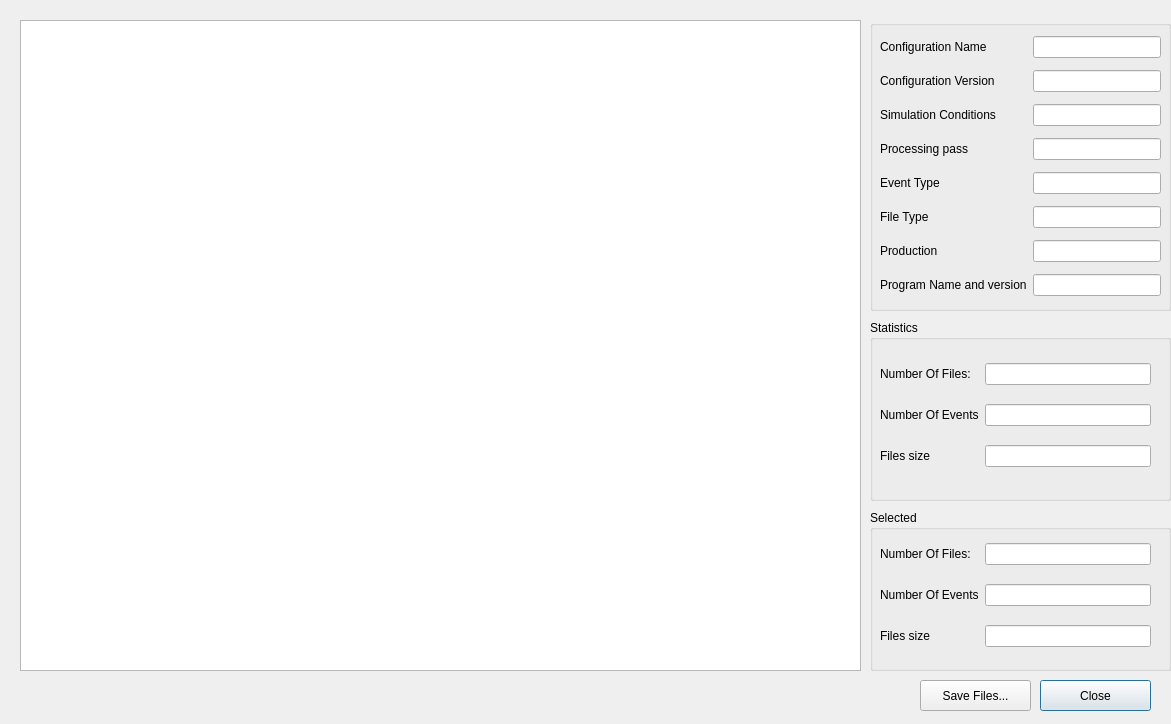
The window that LHCbDIRAC/BookkeepingSystem/Gui/Widget/FileDialog.ui (antolu/LHCbDIRAC) describes before a commit, drawn with Qt 5.
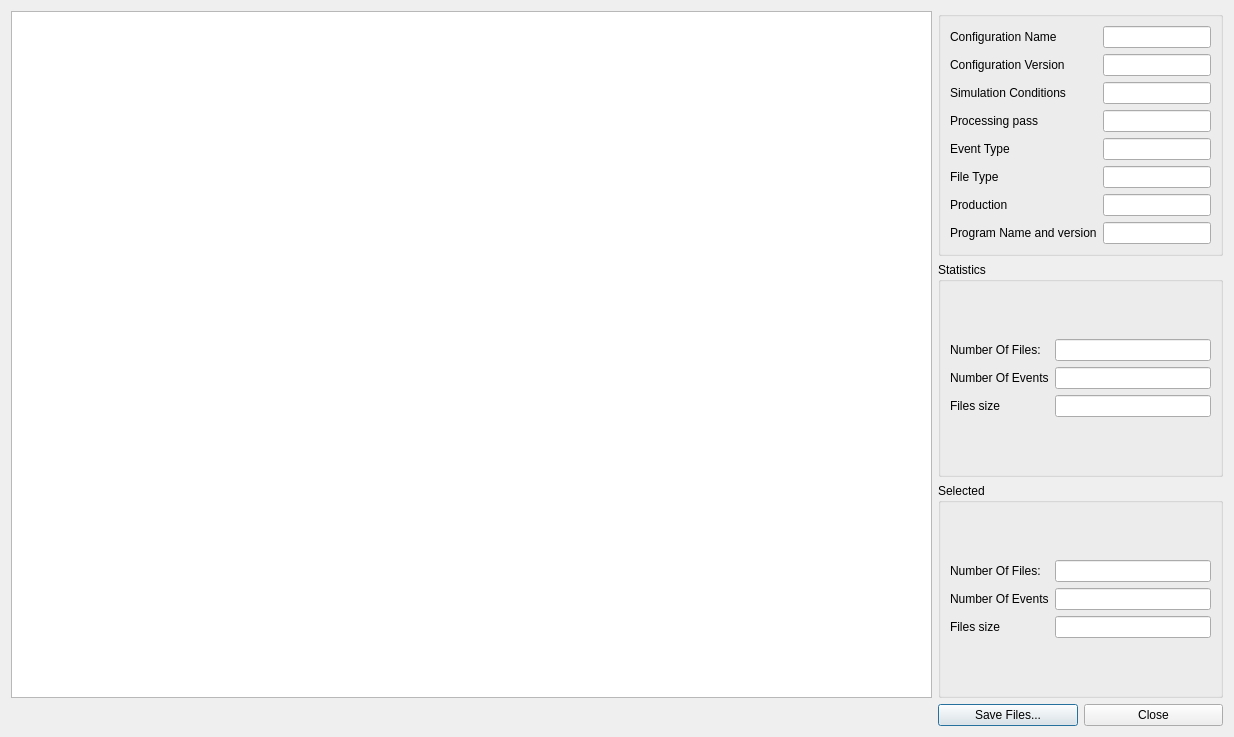
The same window after the commit.

The edit to the form file:
```diff
--- a/LHCbDIRAC/BookkeepingSystem/Gui/Widget/FileDialog.ui
+++ b/LHCbDIRAC/BookkeepingSystem/Gui/Widget/FileDialog.ui
@@ -8,8 +8,8 @@
    <rect>
     <x>0</x>
     <y>0</y>
-    <width>1171</width>
-    <height>724</height>
+    <width>1234</width>
+    <height>737</height>
    </rect>
   </property>
   <property name="windowTitle" >
@@ -18,181 +18,17 @@
   <property name="modal" >
    <bool>false</bool>
   </property>
-  <widget class="QPushButton" name="closeButton" >
-   <property name="geometry" >
-    <rect>
-     <x>1040</x>
-     <y>680</y>
-     <width>111</width>
-     <height>31</height>
-    </rect>
-   </property>
-   <property name="text" >
-    <string>Close</string>
-   </property>
-  </widget>
-  <widget class="QTableView" name="tableView" >
-   <property name="geometry" >
-    <rect>
-     <x>20</x>
-     <y>20</y>
-     <width>841</width>
-     <height>651</height>
-    </rect>
-   </property>
-  </widget>
-  <widget class="QPushButton" name="saveButton" >
-   <property name="geometry" >
-    <rect>
-     <x>920</x>
-     <y>680</y>
-     <width>111</width>
-     <height>31</height>
-    </rect>
-   </property>
-   <property name="text" >
-    <string>Save Files...</string>
-   </property>
-  </widget>
-  <widget class="QGroupBox" name="groupBox" >
-   <property name="geometry" >
-    <rect>
-     <x>870</x>
-     <y>320</y>
-     <width>301</width>
-     <height>181</height>
-    </rect>
-   </property>
-   <property name="title" >
-    <string>Statistics</string>
-   </property>
-   <widget class="QWidget" name="gridLayout_2" >
-    <property name="geometry" >
-     <rect>
-      <x>10</x>
-      <y>30</y>
-      <width>271</width>
-      <height>131</height>
-     </rect>
-    </property>
     <layout class="QGridLayout" >
-     <item row="1" column="0" >
-      <layout class="QHBoxLayout" >
-       <item>
-        <widget class="QLabel" name="label_2" >
-         <property name="text" >
-          <string>Number Of Events</string>
-         </property>
-        </widget>
-       </item>
-      </layout>
-     </item>
-     <item row="0" column="0" >
-      <widget class="QLabel" name="label" >
-       <property name="text" >
-        <string>Number Of Files:</string>
-       </property>
-      </widget>
-     </item>
-     <item row="0" column="1" >
-      <widget class="QLineEdit" name="lineEdit" />
-     </item>
-     <item row="1" column="1" >
-      <widget class="QLineEdit" name="lineEdit_2" />
-     </item>
-     <item row="2" column="0" >
-      <widget class="QLabel" name="label_5" >
-       <property name="text" >
-        <string>Files size</string>
-       </property>
-      </widget>
-     </item>
-     <item row="2" column="1" >
-      <widget class="QLineEdit" name="lineEdit_5" />
-     </item>
-    </layout>
-   </widget>
-  </widget>
-  <widget class="QGroupBox" name="groupBox_2" >
-   <property name="geometry" >
-    <rect>
-     <x>870</x>
-     <y>510</y>
-     <width>301</width>
-     <height>161</height>
-    </rect>
-   </property>
-   <property name="title" >
-    <string>Selected</string>
-   </property>
-   <widget class="QWidget" name="gridLayout" >
-    <property name="geometry" >
-     <rect>
-      <x>10</x>
-      <y>20</y>
-      <width>271</width>
-      <height>131</height>
-     </rect>
-    </property>
-    <layout class="QGridLayout" >
-     <item row="1" column="0" >
-      <layout class="QHBoxLayout" >
-       <item>
-        <widget class="QLabel" name="label_4" >
-         <property name="text" >
-          <string>Number Of Events</string>
-         </property>
-        </widget>
-       </item>
-      </layout>
-     </item>
-     <item row="0" column="1" >
-      <widget class="QLineEdit" name="lineEdit_3" />
-     </item>
-     <item row="1" column="1" >
-      <widget class="QLineEdit" name="lineEdit_4" />
-     </item>
-     <item row="0" column="0" >
-      <widget class="QLabel" name="label_6" >
-       <property name="text" >
-        <string>Number Of Files:</string>
-       </property>
-      </widget>
-     </item>
-     <item row="2" column="1" >
-      <widget class="QLineEdit" name="lineEdit_6" />
-     </item>
-     <item row="2" column="0" >
-      <widget class="QLabel" name="label_3" >
-       <property name="text" >
-        <string>Files size</string>
-       </property>
-      </widget>
-     </item>
-    </layout>
-   </widget>
-  </widget>
+   <item rowspan="3" row="0" column="0" >
+    <widget class="QTableView" name="tableView" />
+   </item>
+   <item row="0" column="1" colspan="2" >
   <widget class="QGroupBox" name="groupBox_3" >
-   <property name="geometry" >
-    <rect>
-     <x>870</x>
-     <y>20</y>
-     <width>301</width>
-     <height>291</height>
-    </rect>
-   </property>
    <property name="title" >
     <string/>
    </property>
-   <widget class="QWidget" name="gridLayout_3" >
-    <property name="geometry" >
-     <rect>
-      <x>10</x>
-      <y>10</y>
-      <width>281</width>
-      <height>276</height>
-     </rect>
-    </property>
+     <layout class="QGridLayout" >
+      <item row="0" column="0" >
     <layout class="QGridLayout" >
      <item row="0" column="1" >
       <widget class="QLineEdit" name="configname" />
@@ -275,8 +111,119 @@
       </widget>
      </item>
     </layout>
-   </widget>
-  </widget>
+      </item>
+     </layout>
+    </widget>
+   </item>
+   <item row="1" column="1" colspan="2" >
+    <widget class="QGroupBox" name="groupBox" >
+     <property name="title" >
+      <string>Statistics</string>
+     </property>
+     <layout class="QGridLayout" >
+      <item row="0" column="0" >
+       <layout class="QGridLayout" >
+        <item row="1" column="0" >
+         <layout class="QHBoxLayout" >
+          <item>
+           <widget class="QLabel" name="label_2" >
+            <property name="text" >
+             <string>Number Of Events</string>
+            </property>
+           </widget>
+          </item>
+         </layout>
+        </item>
+        <item row="0" column="0" >
+         <widget class="QLabel" name="label" >
+          <property name="text" >
+           <string>Number Of Files:</string>
+          </property>
+         </widget>
+        </item>
+        <item row="0" column="1" >
+         <widget class="QLineEdit" name="lineEdit" />
+        </item>
+        <item row="1" column="1" >
+         <widget class="QLineEdit" name="lineEdit_2" />
+        </item>
+        <item row="2" column="0" >
+         <widget class="QLabel" name="label_5" >
+          <property name="text" >
+           <string>Files size</string>
+          </property>
+         </widget>
+        </item>
+        <item row="2" column="1" >
+         <widget class="QLineEdit" name="lineEdit_5" />
+        </item>
+       </layout>
+      </item>
+     </layout>
+    </widget>
+   </item>
+   <item row="2" column="1" colspan="2" >
+    <widget class="QGroupBox" name="groupBox_2" >
+     <property name="title" >
+      <string>Selected</string>
+     </property>
+     <layout class="QGridLayout" >
+      <item row="0" column="0" >
+       <layout class="QGridLayout" >
+        <item row="1" column="0" >
+         <layout class="QHBoxLayout" >
+          <item>
+           <widget class="QLabel" name="label_4" >
+            <property name="text" >
+             <string>Number Of Events</string>
+            </property>
+           </widget>
+          </item>
+         </layout>
+        </item>
+        <item row="0" column="1" >
+         <widget class="QLineEdit" name="lineEdit_3" />
+        </item>
+        <item row="1" column="1" >
+         <widget class="QLineEdit" name="lineEdit_4" />
+        </item>
+        <item row="0" column="0" >
+         <widget class="QLabel" name="label_6" >
+          <property name="text" >
+           <string>Number Of Files:</string>
+          </property>
+         </widget>
+        </item>
+        <item row="2" column="1" >
+         <widget class="QLineEdit" name="lineEdit_6" />
+        </item>
+        <item row="2" column="0" >
+         <widget class="QLabel" name="label_3" >
+          <property name="text" >
+           <string>Files size</string>
+          </property>
+         </widget>
+        </item>
+       </layout>
+      </item>
+     </layout>
+    </widget>
+   </item>
+   <item row="3" column="1" >
+    <widget class="QPushButton" name="saveButton" >
+     <property name="text" >
+      <string>Save Files...</string>
+     </property>
+    </widget>
+   </item>
+   <item row="3" column="2" >
+    <widget class="QPushButton" name="closeButton" >
+     <property name="text" >
+      <string>Close</string>
+     </property>
+    </widget>
+   </item>
+  </layout>
  </widget>
  <resources/>
  <connections/>
```
Left out of the diff: 2 changed lines with no effect on the pictures. Lines whose indentation alone changed are shown as unchanged.
